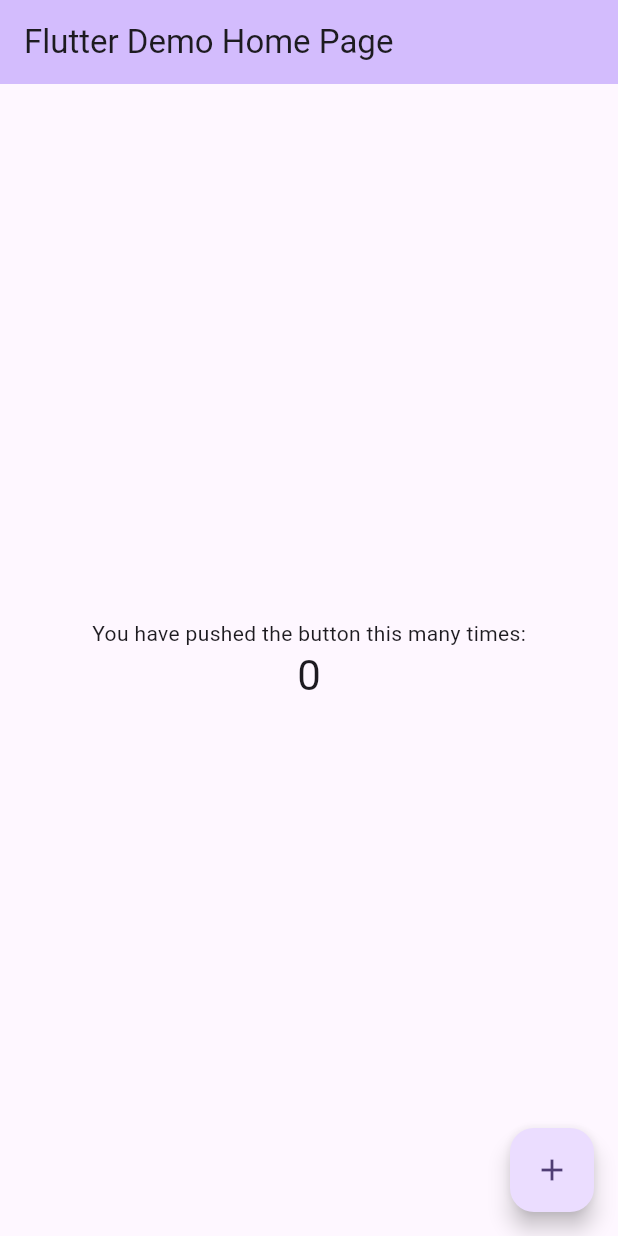
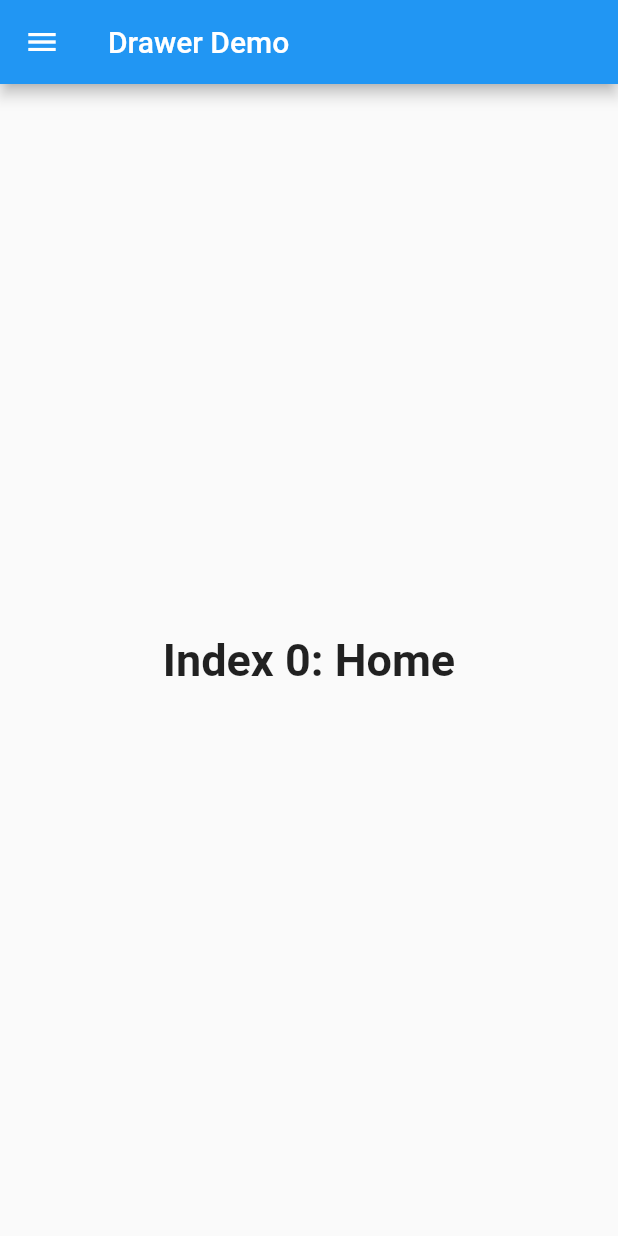
Before and after one commit to asutaka/FlutterCom, a Flutter app: the screen it shows after launch, on a phone screen of 412 x 824 dp. Run offline on Flutter 3.47's test engine with Material 2 defaults, Android fonts, the phone set to English and light mode, and no system bars.

Commit message:
second commit

```diff
--- a/lib/main.dart
+++ b/lib/main.dart
@@ -1,52 +1,23 @@
 import 'package:flutter/material.dart';
 
-void main() {
-  runApp(const MyApp());
-}
+void main() => runApp(const MyApp());
 
 class MyApp extends StatelessWidget {
   const MyApp({super.key});
 
-  // This widget is the root of your application.
+  static const appTitle = 'Drawer Demo';
+
   @override
   Widget build(BuildContext context) {
-    return MaterialApp(
-      title: 'Flutter Demo',
-      theme: ThemeData(
-        // This is the theme of your application.
-        //
-        // TRY THIS: Try running your application with "flutter run". You'll see
-        // the application has a blue toolbar. Then, without quitting the app,
-        // try changing the seedColor in the colorScheme below to Colors.green
-        // and then invoke "hot reload" (save your changes or press the "hot
-        // reload" button in a Flutter-supported IDE, or press "r" if you used
-        // the command line to start the app).
-        //
-        // Notice that the counter didn't reset back to zero; the application
-        // state is not lost during the reload. To reset the state, use hot
-        // restart instead.
-        //
-        // This works for code too, not just values: Most code changes can be
-        // tested with just a hot reload.
-        colorScheme: ColorScheme.fromSeed(seedColor: Colors.deepPurple),
-        useMaterial3: true,
-      ),
-      home: const MyHomePage(title: 'Flutter Demo Home Page'),
+    return const MaterialApp(
+      title: appTitle,
+      home: MyHomePage(title: appTitle),
     );
   }
 }
 
 class MyHomePage extends StatefulWidget {
   const MyHomePage({super.key, required this.title});
-
-  // This widget is the home page of your application. It is stateful, meaning
-  // that it has a State object (defined below) that contains fields that affect
-  // how it looks.
-
-  // This class is the configuration for the state. It holds the values (in this
-  // case the title) provided by the parent (in this case the App widget) and
-  // used by the build method of the State. Fields in a Widget subclass are
-  // always marked "final".
 
   final String title;
 
@@ -55,71 +26,84 @@ class MyHomePage extends StatefulWidget {
 }
 
 class _MyHomePageState extends State<MyHomePage> {
-  int _counter = 0;
+  int _selectedIndex = 0;
+  static const TextStyle optionStyle =
+      TextStyle(fontSize: 30, fontWeight: FontWeight.bold);
+  static const List<Widget> _widgetOptions = <Widget>[
+    Text(
+      'Index 0: Home',
+      style: optionStyle,
+    ),
+    Text(
+      'Index 1: Business',
+      style: optionStyle,
+    ),
+    Text(
+      'Index 2: School',
+      style: optionStyle,
+    ),
+  ];
 
-  void _incrementCounter() {
+  void _onItemTapped(int index) {
     setState(() {
-      // This call to setState tells the Flutter framework that something has
-      // changed in this State, which causes it to rerun the build method below
-      // so that the display can reflect the updated values. If we changed
-      // _counter without calling setState(), then the build method would not be
-      // called again, and so nothing would appear to happen.
-      _counter++;
+      _selectedIndex = index;
     });
   }
 
   @override
   Widget build(BuildContext context) {
-    // This method is rerun every time setState is called, for instance as done
-    // by the _incrementCounter method above.
-    //
-    // The Flutter framework has been optimized to make rerunning build methods
-    // fast, so that you can just rebuild anything that needs updating rather
-    // than having to individually change instances of widgets.
     return Scaffold(
-      appBar: AppBar(
-        // TRY THIS: Try changing the color here to a specific color (to
-        // Colors.amber, perhaps?) and trigger a hot reload to see the AppBar
-        // change color while the other colors stay the same.
-        backgroundColor: Theme.of(context).colorScheme.inversePrimary,
-        // Here we take the value from the MyHomePage object that was created by
-        // the App.build method, and use it to set our appbar title.
-        title: Text(widget.title),
+      appBar: AppBar(title: Text(widget.title)),
+      body: Center(
+        child: _widgetOptions[_selectedIndex],
       ),
-      body: Center(
-        // Center is a layout widget. It takes a single child and positions it
-        // in the middle of the parent.
-        child: Column(
-          // Column is also a layout widget. It takes a list of children and
-          // arranges them vertically. By default, it sizes itself to fit its
-          // children horizontally, and tries to be as tall as its parent.
-          //
-          // Column has various properties to control how it sizes itself and
-          // how it positions its children. Here we use mainAxisAlignment to
-          // center the children vertically; the main axis here is the vertical
-          // axis because Columns are vertical (the cross axis would be
-          // horizontal).
-          //
-          // TRY THIS: Invoke "debug painting" (choose the "Toggle Debug Paint"
-          // action in the IDE, or press "p" in the console), to see the
-          // wireframe for each widget.
-          mainAxisAlignment: MainAxisAlignment.center,
-          children: <Widget>[
-            const Text(
-              'You have pushed the button this many times:',
+      drawer: Drawer(
+        // Add a ListView to the drawer. This ensures the user can scroll
+        // through the options in the drawer if there isn't enough vertical
+        // space to fit everything.
+        child: ListView(
+          // Important: Remove any padding from the ListView.
+          padding: EdgeInsets.zero,
+          children: [
+            const DrawerHeader(
+              decoration: BoxDecoration(
+                color: Colors.blue,
+              ),
+              child: Text('Drawer Header'),
             ),
-            Text(
-              '$_counter',
-              style: Theme.of(context).textTheme.headlineMedium,
+            ListTile(
+              title: const Text('Home'),
+              selected: _selectedIndex == 0,
+              onTap: () {
+                // Update the state of the app
+                _onItemTapped(0);
+                // Then close the drawer
+                Navigator.pop(context);
+              },
+            ),
+            ListTile(
+              title: const Text('Business'),
+              selected: _selectedIndex == 1,
+              onTap: () {
+                // Update the state of the app
+                _onItemTapped(1);
+                // Then close the drawer
+                Navigator.pop(context);
+              },
+            ),
+            ListTile(
+              title: const Text('School'),
+              selected: _selectedIndex == 2,
+              onTap: () {
+                // Update the state of the app
+                _onItemTapped(2);
+                // Then close the drawer
+                Navigator.pop(context);
+              },
             ),
           ],
         ),
       ),
-      floatingActionButton: FloatingActionButton(
-        onPressed: _incrementCounter,
-        tooltip: 'Increment',
-        child: const Icon(Icons.add),
-      ), // This trailing comma makes auto-formatting nicer for build methods.
     );
   }
 }
```
Also changed, not shown: 1 other file.
